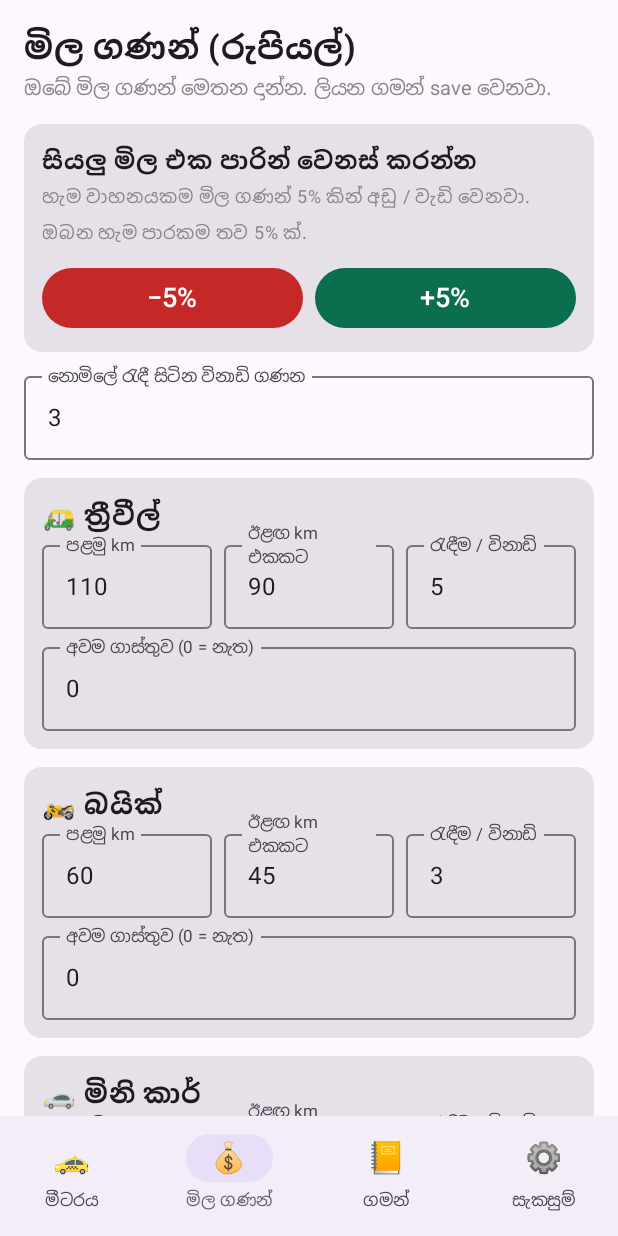
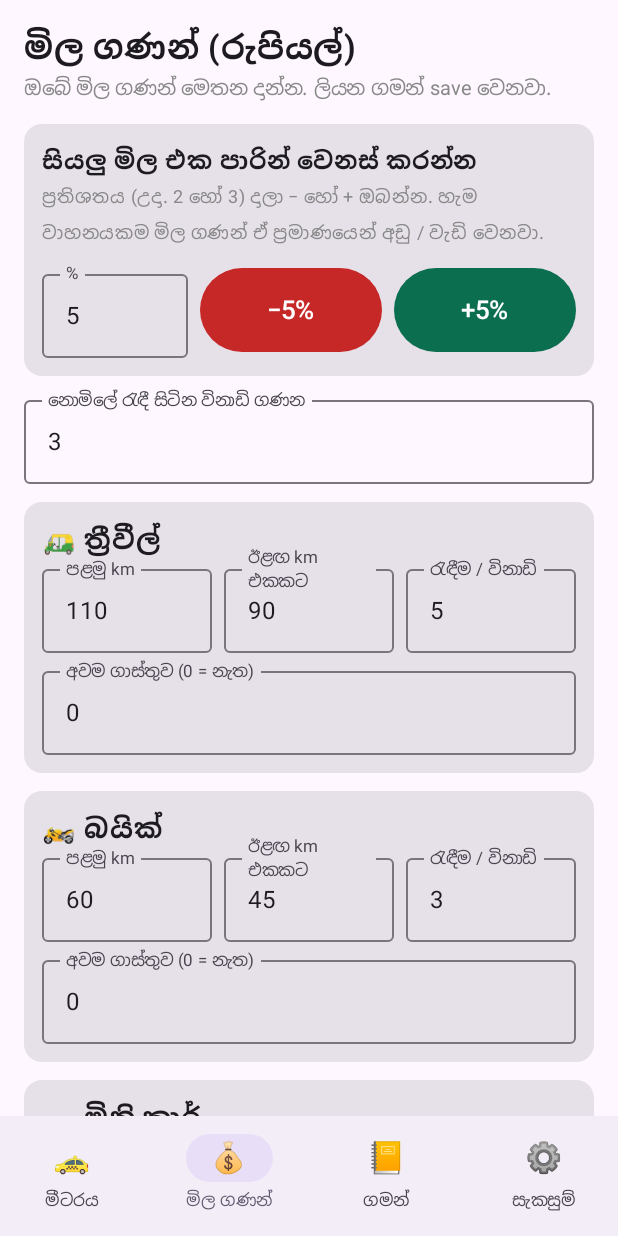
Before and after one commit to Roshan6422/HireMeter, an Android app built with Jetpack Compose: the screen it shows after launch (MainActivity), item 2 of the bottom bar chosen, on a phone screen of 412 x 824 dp. Run offline under Robolectric (Android 15) with nearby library versions, the phone set to English and light mode, and no system bars; pictures from the network do not load.

Commit message:
Change all rates by any percentage the driver types; version 1.2
Co-Authored-By: Claude Opus 5.5 <noreply@anthropic.com>

```diff
--- a/app/build.gradle.kts
+++ b/app/build.gradle.kts
@@ -20,8 +20,8 @@ android {
         applicationId = "com.hiremeter"
         minSdk = 26
         targetSdk = 34
-        versionCode = 2
-        versionName = "1.1"
+        versionCode = 3
+        versionName = "1.2"
     }
 
     signingConfigs {
--- a/app/src/main/java/com/hiremeter/MainActivity.kt
+++ b/app/src/main/java/com/hiremeter/MainActivity.kt
@@ -422,16 +422,39 @@ fun RatesScreen(
             Column(Modifier.padding(12.dp)) {
                 Text(s.adjustAllTitle, fontSize = 16.sp, fontWeight = FontWeight.Bold)
                 Text(s.adjustAllHint, fontSize = 12.sp, color = Color.Gray)
-                Row(horizontalArrangement = Arrangement.spacedBy(8.dp), modifier = Modifier.padding(top = 8.dp)) {
+                // Any percentage the driver types, e.g. 2 or 3.5; remembered for next time.
+                val ctx = LocalContext.current
+                var pctText by remember { mutableStateOf(plain(RatesStore.adjustPct(ctx))) }
+                val pct = pctText.toDoubleOrNull()?.takeIf { it > 0 && it <= MAX_ADJUST_PCT }
+                Row(
+                    horizontalArrangement = Arrangement.spacedBy(8.dp),
+                    verticalAlignment = Alignment.CenterVertically,
+                    modifier = Modifier.padding(top = 8.dp),
+                ) {
+                    OutlinedTextField(
+                        value = pctText,
+                        onValueChange = { new ->
+                            pctText = new
+                            new.toDoubleOrNull()?.takeIf { it > 0 && it <= MAX_ADJUST_PCT }?.let { RatesStore.setAdjustPct(ctx, it) }
+                        },
+                        label = { Text("%", fontSize = 11.sp) },
+                        enabled = !locked,
+                        isError = pct == null,
+                        singleLine = true,
+                        keyboardOptions = KeyboardOptions(keyboardType = KeyboardType.Decimal),
+                        modifier = Modifier.weight(0.8f),
+                    )
                     Button(
-                        onClick = { onAdjustAll(-5.0) },
-                        enabled = !locked,
+                        onClick = { pct?.let { onAdjustAll(-it) } },
+                        enabled = !locked && pct != null,
                         colors = ButtonDefaults.buttonColors(containerColor = Red),
-                        modifier = Modifier.weight(1f),
-                    ) { Text("−5%", fontSize = 18.sp) }
-                    Button(onClick = { onAdjustAll(5.0) }, enabled = !locked, modifier = Modifier.weight(1f)) {
-                        Text("+5%", fontSize = 18.sp)
-                    }
+                        modifier = Modifier.weight(1f).height(56.dp),
+                    ) { Text("−${plain(pct ?: 0.0)}%", fontSize = 17.sp, maxLines = 1) }
+                    Button(
+                        onClick = { pct?.let { onAdjustAll(it) } },
+                        enabled = !locked && pct != null,
+                        modifier = Modifier.weight(1f).height(56.dp),
+                    ) { Text("+${plain(pct ?: 0.0)}%", fontSize = 17.sp, maxLines = 1) }
                 }
             }
         }
--- a/app/src/main/java/com/hiremeter/Stores.kt
+++ b/app/src/main/java/com/hiremeter/Stores.kt
@@ -32,6 +32,8 @@ val DEFAULT_VEHICLES = listOf(
     Vehicle("van", "🚐", Rates(220.0, 150.0, 10.0)),
 )
 const val DEFAULT_FREE_WAIT_MIN = 3.0
+/** The largest change the "change all rates" box accepts in one press. */
+const val MAX_ADJUST_PCT = 50.0
 
 object RatesStore {
     private fun prefs(ctx: Context) = ctx.getSharedPreferences("rates", Context.MODE_PRIVATE)
@@ -63,6 +65,10 @@ object RatesStore {
 
     fun freeWaitMin(ctx: Context) = prefs(ctx).getFloat("freeWait", DEFAULT_FREE_WAIT_MIN.toFloat()).toDouble()
     fun setFreeWaitMin(ctx: Context, v: Double) = prefs(ctx).edit().putFloat("freeWait", v.toFloat()).apply()
+
+    /** The percentage last used to change all rates at once. */
+    fun adjustPct(ctx: Context) = prefs(ctx).getFloat("adjustPct", 5f).toDouble()
+    fun setAdjustPct(ctx: Context, v: Double) = prefs(ctx).edit().putFloat("adjustPct", v.toFloat()).apply()
 
     fun selectedId(ctx: Context) = prefs(ctx).getString("selected", "tuk") ?: "tuk"
     fun setSelectedId(ctx: Context, id: String) = prefs(ctx).edit().putString("selected", id).apply()
--- a/app/src/main/java/com/hiremeter/Strings.kt
+++ b/app/src/main/java/com/hiremeter/Strings.kt
@@ -72,7 +72,7 @@ private val SINHALA = Strings(
     adjustAllTitle = "සියලු මිල එක පාරින් වෙනස් කරන්න",
     minFareLine = "අවම ගාස්තුව %s",
     minFareLabel = "අවම ගාස්තුව (0 = නැත)", minFareTopUp = "අවම ගාස්තුවට එකතු කළ මුදල",
-    adjustAllHint = "හැම වාහනයකම මිල ගණන් 5% කින් අඩු / වැඩි වෙනවා. ඔබන හැම පාරකම තව 5% ක්.",
+    adjustAllHint = "ප්‍රතිශතය (උදා. 2 හෝ 3) දාලා − හෝ + ඔබන්න. හැම වාහනයකම මිල ගණන් ඒ ප්‍රමාණයෙන් අඩු / වැඩි වෙනවා.",
     payCardTitle = "📱 QR ගෙවීම් (ඔබේ ගිණුම)",
     payCardHint = "ඔබේ බැංකුවෙන් / payment app එකෙන් දුන්න QR එකේ පින්තූරය මෙතනට දාන්න. බිල් එකේදී customer ට scan කරන්න පෙන්නනවා.",
     pickQr = "QR පින්තූරය තෝරන්න", changeQr = "QR එක වෙනස් කරන්න", remove = "අයින් කරන්න",
@@ -106,7 +106,7 @@ private val TAMIL = Strings(
     adjustAllTitle = "எல்லாக் கட்டணங்களையும் ஒரே முறையில் மாற்று",
     minFareLine = "குறைந்தபட்சக் கட்டணம் %s",
     minFareLabel = "குறைந்தபட்சக் கட்டணம் (0 = இல்லை)", minFareTopUp = "குறைந்தபட்சக் கட்டணத்திற்காகச் சேர்த்தது",
-    adjustAllHint = "எல்லா வாகனங்களின் கட்டணங்களும் 5% குறையும் / கூடும். ஒவ்வொரு முறை அழுத்தும்போதும் இன்னும் 5%.",
+    adjustAllHint = "சதவீதத்தை (எ.கா. 2 அல்லது 3) உள்ளிட்டு − அல்லது + அழுத்தவும். எல்லா வாகனங்களின் கட்டணங்களும் அந்த அளவு குறையும் / கூடும்.",
     payCardTitle = "📱 QR கட்டணம் (உங்கள் கணக்கு)",
     payCardHint = "உங்கள் வங்கி / payment app வழங்கிய QR படத்தை இங்கே சேர்க்கவும். பில்லில் வாடிக்கையாளர் ஸ்கேன் செய்யக் காட்டப்படும்.",
     pickQr = "QR படத்தைத் தேர்ந்தெடு", changeQr = "QR-ஐ மாற்று", remove = "நீக்கு",
@@ -140,7 +140,7 @@ private val ENGLISH = Strings(
     adjustAllTitle = "Change all rates at once",
     minFareLine = "Minimum fare %s",
     minFareLabel = "Minimum fare (0 = none)", minFareTopUp = "Added to reach minimum fare",
-    adjustAllHint = "Every vehicle's rates go down / up by 5%. Each press adds another 5%.",
+    adjustAllHint = "Type a percentage (e.g. 2 or 3), then press − or +. Every vehicle's rates go down / up by that much.",
     payCardTitle = "📱 QR payments (your account)",
     payCardHint = "Add the picture of the QR your bank or payment app gave you. It is shown on the bill for the customer to scan.",
     pickQr = "Choose QR picture", changeQr = "Change QR", remove = "Remove",
```
Also changed, not shown: 1 other file.
